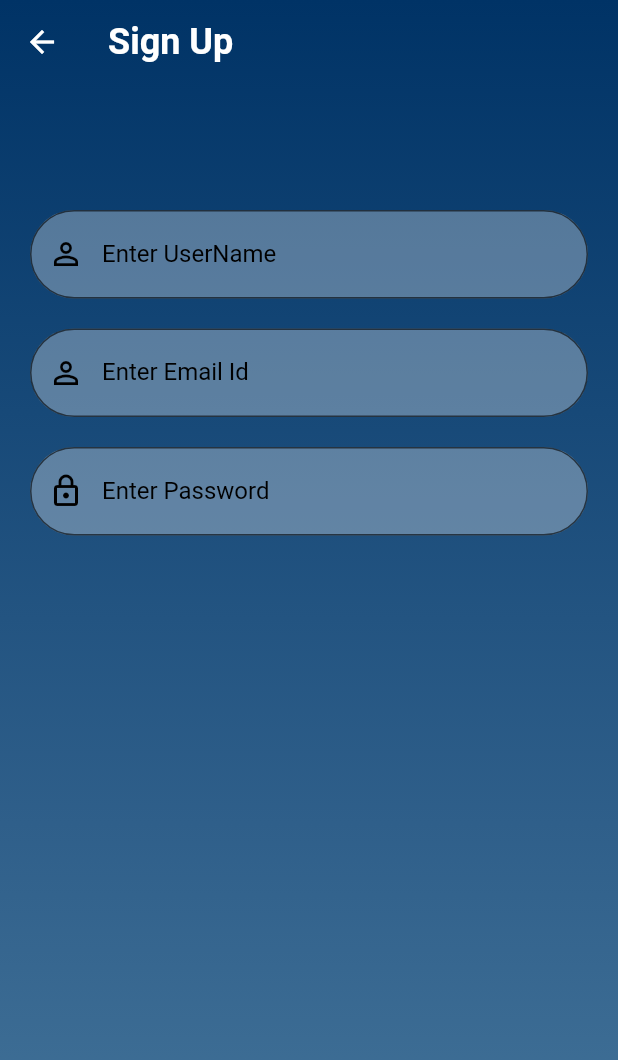
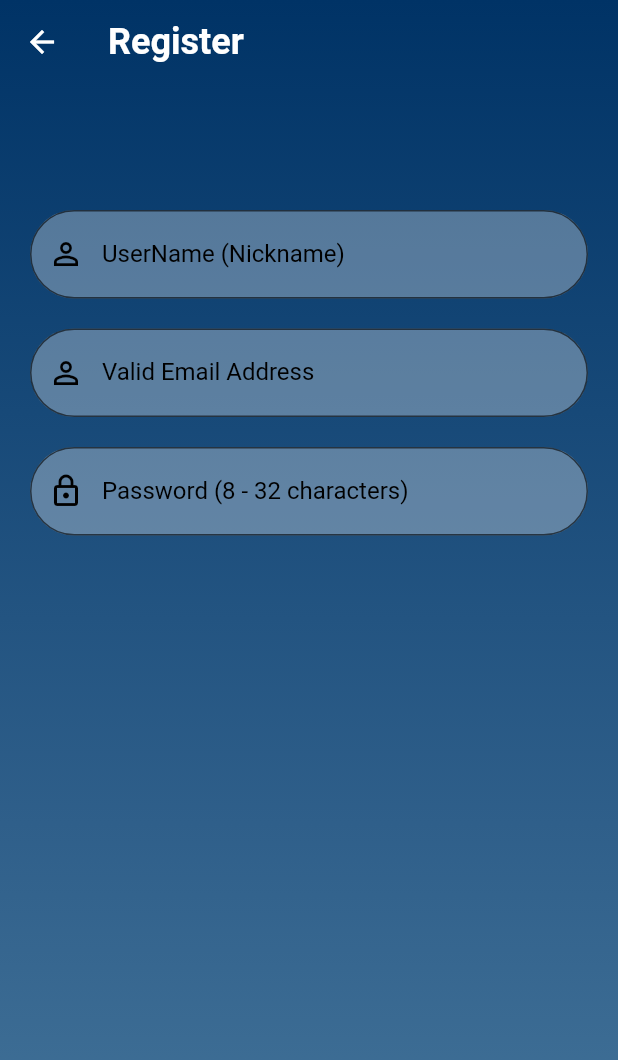
Before and after one commit to Evauts/Search-Login, a Flutter app: the RegisterScreen screen opened directly, on a phone screen of 412 x 824 dp. Shown: the top 1060 px of the screen. Run offline on Flutter 3.47's test engine with Material 2 defaults, Android fonts, the phone set to English and light mode, and no system bars; our stand-ins replace geocoding, geolocator.

Commit message:
Firebase stuff, but doesn't work

```diff
--- a/SC2006Code/search/lib/Login/colors.dart
+++ b/SC2006Code/search/lib/Login/colors.dart
@@ -3,7 +3,7 @@ import 'package:flutter/material.dart';
 hexToColor(String hex) {
   hex = hex.toUpperCase().replaceAll("#", "");
   if (hex.length == 6) {
-    hex = "FF" + hex;
+    hex = "FF$hex";
   }
   return Color(int.parse(hex, radix: 16));
 }
--- a/SC2006Code/search/lib/Login/loginMain.dart
+++ b/SC2006Code/search/lib/Login/loginMain.dart
@@ -1,7 +1,10 @@
+// import 'package:firebase_core/firebase_core.dart';
 import 'package:flutter/material.dart';
 import 'package:search/Login/login.dart';
 
-void main() {
+void main()  {
+  WidgetsFlutterBinding.ensureInitialized();
+  // await Firebase.initializeApp();
   runApp(const MyApp());
 }
 
--- a/SC2006Code/search/lib/Login/register.dart
+++ b/SC2006Code/search/lib/Login/register.dart
@@ -3,7 +3,7 @@ import 'package:search/Login/colors.dart';
 import 'package:search/Widgets/widgets.dart';
 
 class RegisterScreen extends StatefulWidget {
-  const RegisterScreen({Key? key}) : super(key: key);
+  const RegisterScreen({super.key});
 
   @override
   RegisterState createState() => RegisterState();
@@ -21,7 +21,7 @@ class RegisterState extends State<RegisterScreen> {
         backgroundColor: Colors.transparent,
         elevation: 0,
         title: const Text(
-          "Sign Up",
+          "Register",
           style: TextStyle(fontSize: 24, fontWeight: FontWeight.bold),
         ),
       ),
@@ -43,17 +43,17 @@ class RegisterState extends State<RegisterScreen> {
                 const SizedBox(
                   height: 20,
                 ),
-                reusableTextField("Enter UserName", Icons.person_outline, false,
+                reusableTextField("UserName (Nickname)", Icons.person_outline, false,
                     username),
                 const SizedBox(
                   height: 20,
                 ),
-                reusableTextField("Enter Email Id", Icons.person_outline, false,
+                reusableTextField("Valid Email Address", Icons.person_outline, false,
                     email),
                 const SizedBox(
                   height: 20,
                 ),
-                reusableTextField("Enter Password", Icons.lock_outlined, true,
+                reusableTextField("Password (8 - 32 characters)", Icons.lock_outlined, true,
                     password),
                 const SizedBox(
                   height: 20,
--- a/SC2006Code/search/lib/main.dart
+++ b/SC2006Code/search/lib/main.dart
@@ -2,10 +2,12 @@ import 'package:flutter/material.dart';
 import 'search.dart';
 
 void main() {
-  runApp(ParkerApp());
+  runApp(const ParkerApp());
 }
 
 class ParkerApp extends StatelessWidget {
+  const ParkerApp({super.key});
+
   //Main Root of application
 
   @override
@@ -16,7 +18,7 @@ class ParkerApp extends StatelessWidget {
         primarySwatch: Colors.blueGrey,
         visualDensity: VisualDensity.adaptivePlatformDensity,
       ),
-      home: MySearchPage(),
+      home: const MySearchPage(),
     );
   }
 }
--- a/SC2006Code/search/pubspec.yaml
+++ b/SC2006Code/search/pubspec.yaml
@@ -39,6 +39,8 @@ dependencies:
   # The following adds the Cupertino Icons font to your application.
   # Use with the CupertinoIcons class for iOS style icons.
   cupertino_icons: ^1.0.2
+  firebase_core: ^2.21.0
+  firebase_auth: ^4.12.1
 
 
 dev_dependencies:
@@ -50,7 +52,7 @@ dev_dependencies:
   # activated in the `analysis_options.yaml` file located at the root of your
   # package. See that file for information about deactivating specific lint
   # rules and activating additional ones.
-  flutter_lints: ^2.0.0
+  flutter_lints: ^3.0.1
 
 # For information on the generic Dart part of this file, see the
 # following page: https://dart.dev/tools/pub/pubspec
```
Also changed, not shown: SC2006Code/search/lib/search.dart (+10 -8 lines), SC2006Code/search/pubspec.lock, 8 other files.
